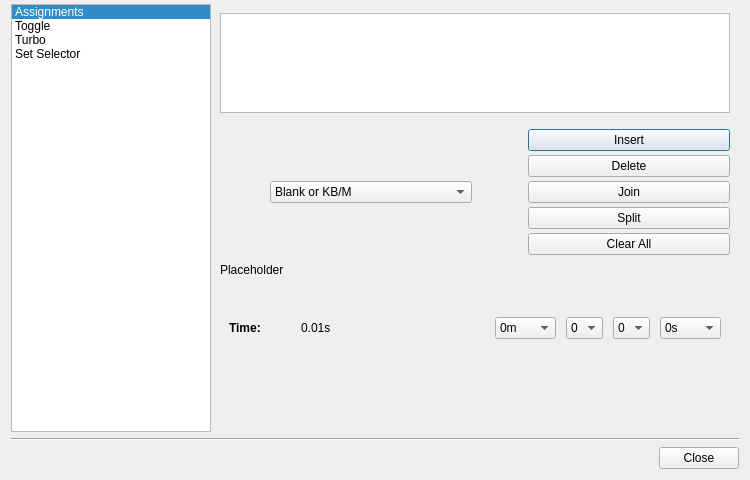
Old version of the form src/gui/advancebuttondialog.ui in the repository nujabes923/antimicrox.
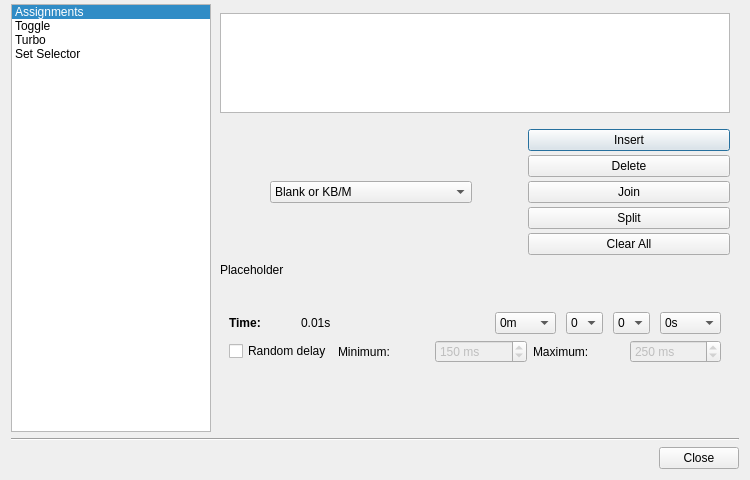
New version of the form. Icons and pictures are not drawn. Custom widgets are drawn as their Qt base class.

Commit message: feat: add per-slot random delays

What changed in the file:
```diff
--- a/src/gui/advancebuttondialog.ui
+++ b/src/gui/advancebuttondialog.ui
@@ -548,9 +548,98 @@
                 </layout>
                </item>
               </layout>
-             </item>
-            </layout>
-           </widget>
+              </item>
+              <item>
+               <widget class="QWidget" name="randomDelayControlsWidget" native="true">
+                <property name="visible">
+                 <bool>false</bool>
+                </property>
+                <layout class="QHBoxLayout" name="randomDelayControlsLayout">
+                 <property name="leftMargin">
+                  <number>0</number>
+                 </property>
+                 <property name="topMargin">
+                  <number>0</number>
+                 </property>
+                 <property name="rightMargin">
+                  <number>0</number>
+                 </property>
+                 <property name="bottomMargin">
+                  <number>0</number>
+                 </property>
+                 <item>
+                  <widget class="QCheckBox" name="randomDelayCheckBox">
+                   <property name="toolTip">
+                    <string>Choose a new delay from the range every time this delay slot runs.</string>
+                   </property>
+                   <property name="text">
+                    <string>Random delay</string>
+                   </property>
+                  </widget>
+                 </item>
+                 <item>
+                  <widget class="QLabel" name="randomDelayMinimumLabel">
+                   <property name="text">
+                    <string>Minimum:</string>
+                   </property>
+                  </widget>
+                 </item>
+                 <item>
+                  <widget class="QSpinBox" name="randomDelayMinimumSpinBox">
+                   <property name="enabled">
+                    <bool>false</bool>
+                   </property>
+                   <property name="suffix">
+                    <string> ms</string>
+                   </property>
+                   <property name="minimum">
+                    <number>10</number>
+                   </property>
+                   <property name="maximum">
+                    <number>60000</number>
+                   </property>
+                   <property name="singleStep">
+                    <number>10</number>
+                   </property>
+                   <property name="value">
+                    <number>150</number>
+                   </property>
+                  </widget>
+                 </item>
+                 <item>
+                  <widget class="QLabel" name="randomDelayMaximumLabel">
+                   <property name="text">
+                    <string>Maximum:</string>
+                   </property>
+                  </widget>
+                 </item>
+                 <item>
+                  <widget class="QSpinBox" name="randomDelayMaximumSpinBox">
+                   <property name="enabled">
+                    <bool>false</bool>
+                   </property>
+                   <property name="suffix">
+                    <string> ms</string>
+                   </property>
+                   <property name="minimum">
+                    <number>10</number>
+                   </property>
+                   <property name="maximum">
+                    <number>60000</number>
+                   </property>
+                   <property name="singleStep">
+                    <number>10</number>
+                   </property>
+                   <property name="value">
+                    <number>250</number>
+                   </property>
+                  </widget>
+                 </item>
+                </layout>
+               </widget>
+              </item>
+             </layout>
+            </widget>
            <widget class="QWidget" name="mouseModPage">
             <layout class="QVBoxLayout" name="verticalLayout_11">
              <item>
```
The commit also changes 7 other files.
